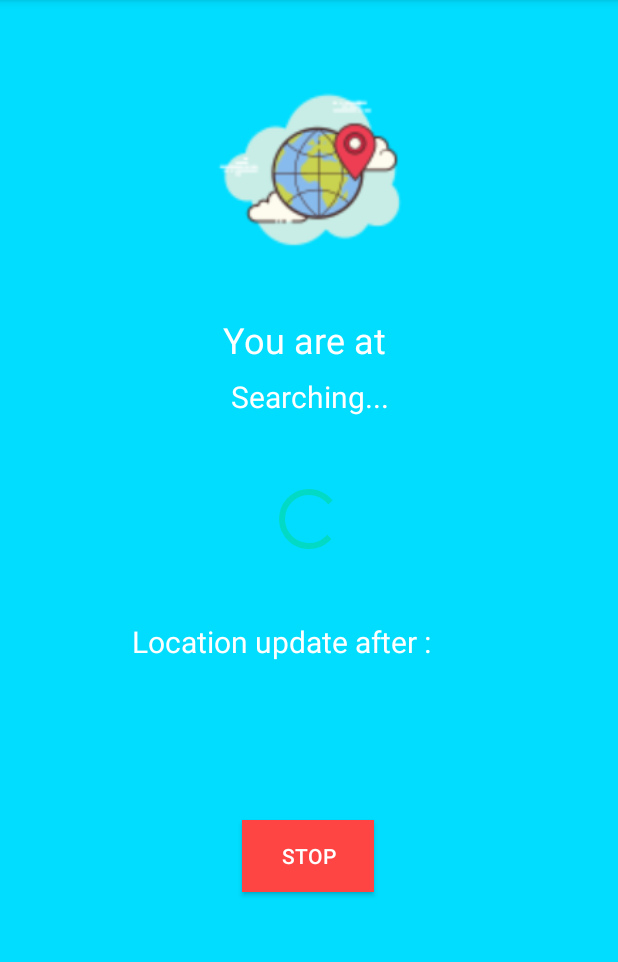
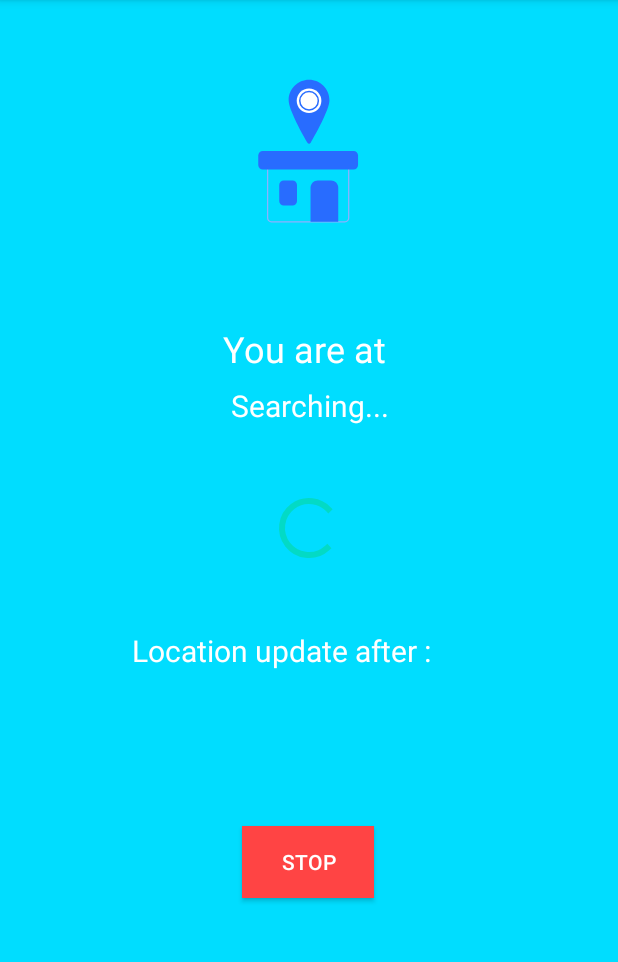
Before and after one commit to techies-it/Android-WhatsMyLocation, an Android app: the DashboardFragment screen opened through its navigation route, on a phone screen of 412 x 824 dp, the part 84-1046 px from its top. Run offline under Robolectric (Android 15) with nearby library versions, the phone set to English and light mode, and no system bars; our stand-ins replace Volley, data binding; plain views replace AVLoadingIndicatorView; 1 statement that could not run was skipped.

Commit message:
fix ui related issues

```diff
--- a/app/build.gradle
+++ b/app/build.gradle
@@ -56,4 +56,7 @@ dependencies {
 
     // loader animation
     implementation 'com.wang.avi:library:2.1.3'
+
+    // Location animation
+    implementation 'com.airbnb.android:lottie:3.0.3'
 }
--- a/app/src/main/java/it/techies/whatsmylocation/dashboard/DashboardFragment.kt
+++ b/app/src/main/java/it/techies/whatsmylocation/dashboard/DashboardFragment.kt
@@ -66,8 +66,8 @@ class DashboardFragment : Fragment() {
 
     private fun stopTracker() {
         Toast.makeText(activity, "Tracker Stopped!", Toast.LENGTH_SHORT).show()
+        mViewModel.onStopTrackingFinish()
         findNavController().navigate(R.id.action_dashboardFragment_to_thanksFragment)
-        mViewModel.onStopTrackingFinish()
     }
 
 }
--- a/app/src/main/java/it/techies/whatsmylocation/dashboard/DashboardViewModel.kt
+++ b/app/src/main/java/it/techies/whatsmylocation/dashboard/DashboardViewModel.kt
@@ -27,7 +27,7 @@ import org.json.JSONObject
 
 class DashboardViewModel(context: Context) : ViewModel(), RequestAndErrorInit {
 
-    private lateinit var mContext: Context
+    private var mContext: Context = context
 
     // To get device location
     private lateinit var fusedLocationClient: FusedLocationProviderClient
@@ -67,9 +67,6 @@ class DashboardViewModel(context: Context) : ViewModel(), RequestAndErrorInit {
         get() = _showLoader
 
     init {
-        _address.value = "Searching..."
-        _showLoader.value = LOADER_SHOW_YES
-        mContext = context
 
         // To get device current location
         fusedLocationClient = LocationServices.getFusedLocationProviderClient(mContext)
@@ -145,9 +142,10 @@ class DashboardViewModel(context: Context) : ViewModel(), RequestAndErrorInit {
      */
     fun onStopTrackingFinish() {
         timer.cancel()
+        _location.value = null
+        _address.value = "Searching..."
         _currentTime.value = DONE // End timer
         _eventTrackerStop.value = TRACKER_STOP_NO
-        _address.value = "Searching..."
     }
 
     /**
@@ -180,6 +178,8 @@ class DashboardViewModel(context: Context) : ViewModel(), RequestAndErrorInit {
         }else{
             Toast.makeText(mContext, error.message, Toast.LENGTH_SHORT).show()
         }
+
+        getLocation() // Get device location
 
     }
 
@@ -219,7 +219,7 @@ class DashboardViewModel(context: Context) : ViewModel(), RequestAndErrorInit {
      */
     private fun getURL(lat: String, long: String): String {
         return "https://reverse.geocoder.ls.hereapi.com/6.2/reversegeocode.json?" +
-                "prox=$lat%2C$long%2C250&mode=retrieveAddresses&maxresults=1" +
+                "prox=$lat%2C$long%2C100&mode=retrieveAddresses&maxresults=1" +
                 "&gen=9&apiKey=MgH9hsO4vTA36Kd-Dz0iDmW5DglJen-TUPEiZDChPZg"
     }
 
--- a/app/src/main/res/layout/fragment_dashboard.xml
+++ b/app/src/main/res/layout/fragment_dashboard.xml
@@ -28,7 +28,7 @@
             app:layout_constraintStart_toStartOf="parent"
             app:layout_constraintTop_toBottomOf="@+id/tv_user_location" />
 
-        <ImageView
+        <!--<ImageView
             android:id="@+id/imageView"
             android:layout_width="171dp"
             android:layout_height="142dp"
@@ -37,13 +37,26 @@
             app:layout_constraintHorizontal_bias="0.5"
             app:layout_constraintStart_toStartOf="parent"
             app:layout_constraintTop_toTopOf="parent"
-            app:srcCompat="@drawable/location" />
+            app:srcCompat="@drawable/location" />-->
+
+        <com.airbnb.lottie.LottieAnimationView
+            android:id="@+id/imageView"
+            android:layout_width="match_parent"
+            android:layout_height="200dp"
+            android:layout_marginTop="8dp"
+            app:layout_constraintEnd_toEndOf="parent"
+            app:layout_constraintHorizontal_bias="0.5"
+            app:layout_constraintStart_toStartOf="parent"
+            app:layout_constraintTop_toTopOf="parent"
+            app:lottie_autoPlay="true"
+            app:lottie_fileName="location.json"
+            app:lottie_loop="true" />
 
         <TextView
             android:id="@+id/tv_heading"
             android:layout_width="wrap_content"
             android:layout_height="wrap_content"
-            android:layout_marginTop="24dp"
+            android:layout_marginTop="8dp"
             android:text="You are at "
             android:textSize="24sp"
             android:textColor="@android:color/white"
--- a/build.gradle
+++ b/build.gradle
@@ -1,14 +1,14 @@
 // Top-level build file where you can add configuration options common to all sub-projects/modules.
 
 buildscript {
-    ext.kotlin_version = '1.3.71'
+    ext.kotlin_version = '1.3.72'
     repositories {
         google()
         jcenter()
 
     }
     dependencies {
-        classpath 'com.android.tools.build:gradle:3.6.2'
+        classpath 'com.android.tools.build:gradle:3.6.3'
         classpath "org.jetbrains.kotlin:kotlin-gradle-plugin:$kotlin_version"
 
         // NOTE: Do not place your application dependencies here; they belong
```
Also changed, not shown: app/src/main/assets/location.json (added, +1 -0 lines).
